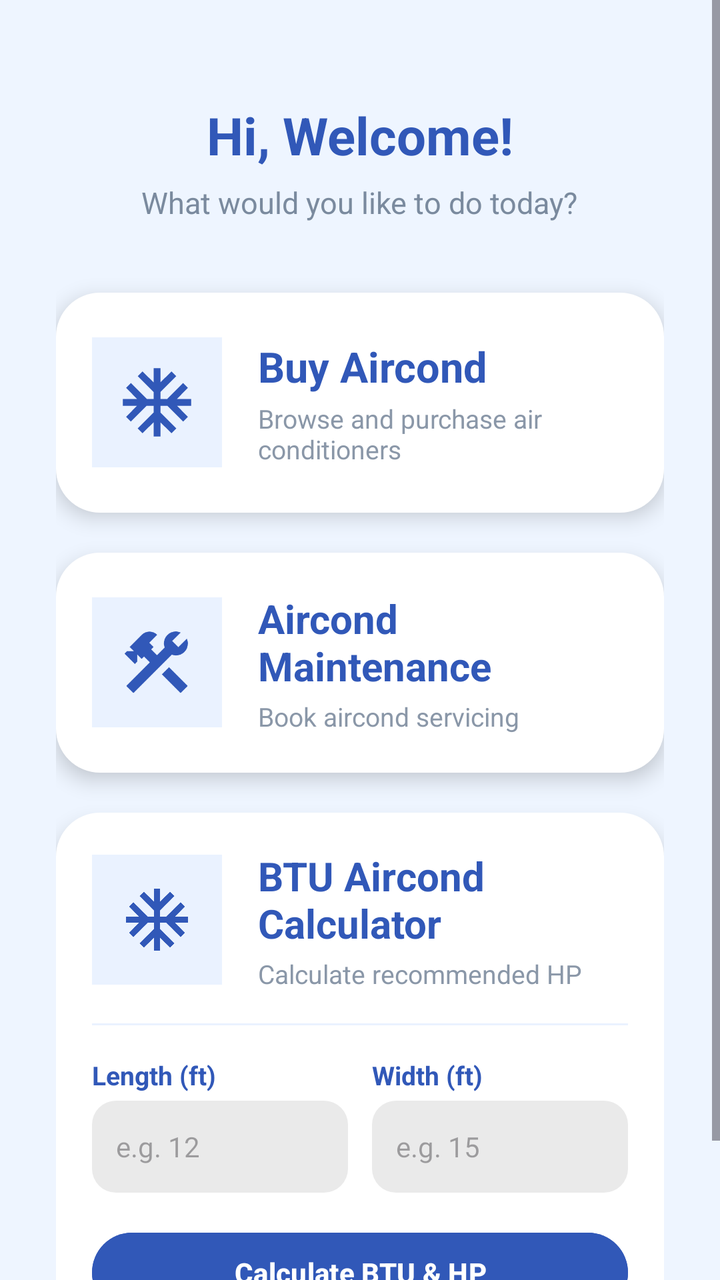
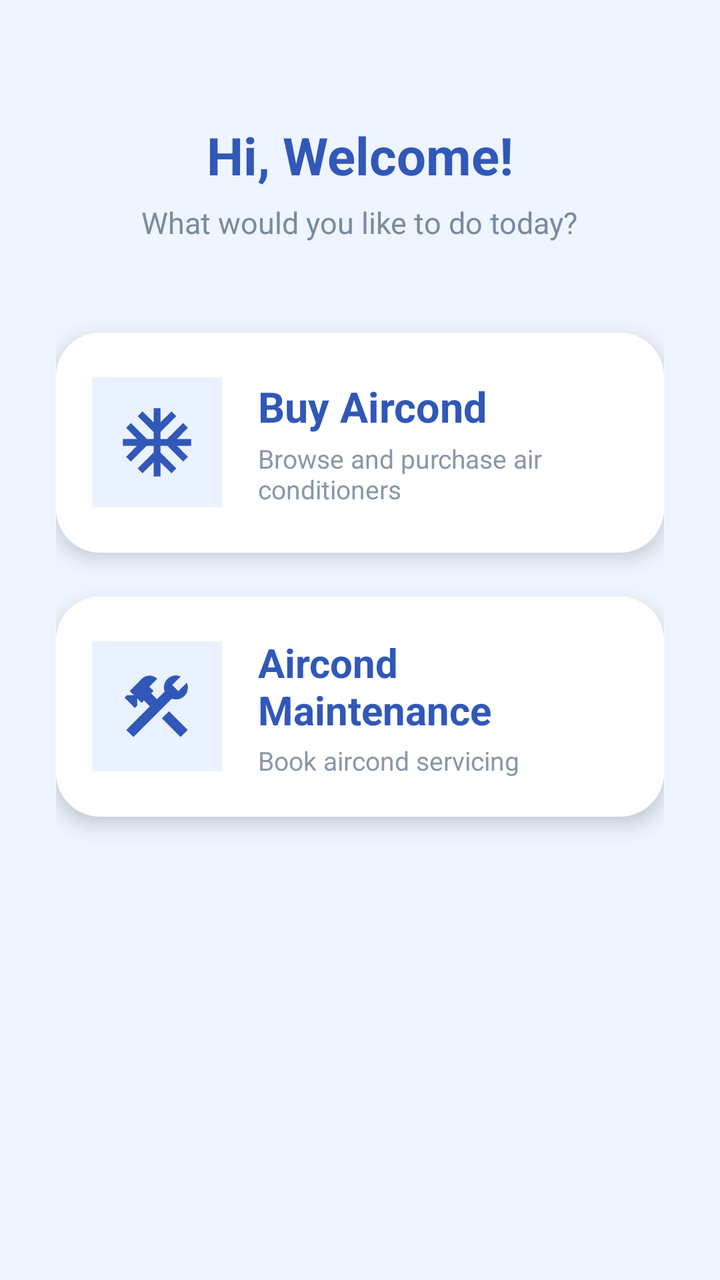

Compare the two renders of this Android layout. The source of the first and the diff that turns it into the second are given below.
<!-- AndroidManifest.xml: application theme Theme.EncikAircond -->
<!-- res/layout/fragment_home.xml -->
<?xml version="1.0" encoding="utf-8"?>
<ScrollView xmlns:android="http://schemas.android.com/apk/res/android"
    xmlns:app="http://schemas.android.com/apk/res-auto"
    android:layout_width="match_parent"
    android:layout_height="match_parent"
    android:background="#EEF5FF"
    android:fillViewport="true">

    <LinearLayout
        android:layout_width="match_parent"
        android:layout_height="wrap_content"
        android:orientation="vertical"
        android:paddingStart="28dp"
        android:paddingEnd="28dp"
        android:paddingTop="50dp"
        android:paddingBottom="40dp">

        <TextView
            android:id="@+id/txtWelcome"
            android:layout_width="wrap_content"
            android:layout_height="wrap_content"
            android:layout_gravity="center"
            android:text="Hi, Welcome!"
            android:textColor="#3158B8"
            android:textSize="26sp"
            android:textStyle="bold" />

        <TextView
            android:id="@+id/txtSubtitle"
            android:layout_width="wrap_content"
            android:layout_height="wrap_content"
            android:layout_gravity="center"
            android:layout_marginTop="6dp"
            android:text="What would you like to do today?"
            android:textColor="#7A8A9E"
            android:textSize="15sp" />

        
        <LinearLayout
            android:id="@+id/cardBuy"
            android:layout_width="match_parent"
            android:layout_height="110dp"
            android:layout_marginTop="35dp"
            android:background="@drawable/card_background"
            android:elevation="6dp"
            android:gravity="center_vertical"
            android:padding="18dp">

            <ImageView
                android:id="@+id/imgBuy"
                android:layout_width="65dp"
                android:layout_height="65dp"
                android:background="#EAF2FF"
                android:contentDescription="@null"
                android:padding="12dp"
                android:src="@drawable/ic_aircond" />

            <LinearLayout
                android:layout_width="wrap_content"
                android:layout_height="wrap_content"
                android:layout_marginStart="18dp"
                android:orientation="vertical">

                <TextView
                    android:layout_width="wrap_content"
                    android:layout_height="wrap_content"
                    android:text="Buy Aircond"
                    android:textColor="#3158B8"
                    android:textSize="21sp"
                    android:textStyle="bold" />

                <TextView
                    android:layout_width="wrap_content"
                    android:layout_height="wrap_content"
                    android:layout_marginTop="3dp"
                    android:text="Browse and purchase air conditioners"
                    android:textColor="#8A97A8"
                    android:textSize="13sp" />

            </LinearLayout>

        </LinearLayout>

        
        <LinearLayout
            android:id="@+id/cardMaintenance"
            android:layout_width="match_parent"
            android:layout_height="110dp"
            android:layout_marginTop="20dp"
            android:background="@drawable/card_background"
            android:elevation="6dp"
            android:gravity="center_vertical"
            android:padding="18dp">

            <ImageView
                android:id="@+id/imgMaintenance"
                android:layout_width="65dp"
                android:layout_height="65dp"
                android:background="#EAF2FF"
                android:contentDescription="@null"
                android:padding="12dp"
                android:src="@drawable/ic_maintenance" />

            <LinearLayout
                android:layout_width="wrap_content"
                android:layout_height="wrap_content"
                android:layout_marginStart="18dp"
                android:orientation="vertical">

                <TextView
                    android:layout_width="wrap_content"
                    android:layout_height="wrap_content"
                    android:text="Aircond Maintenance"
                    android:textColor="#3158B8"
                    android:textSize="20sp"
                    android:textStyle="bold" />

                <TextView
                    android:layout_width="wrap_content"
                    android:layout_height="wrap_content"
                    android:layout_marginTop="3dp"
                    android:text="Book aircond servicing"
                    android:textColor="#8A97A8"
                    android:textSize="13sp" />

            </LinearLayout>

        </LinearLayout>

        
        <LinearLayout
            android:id="@+id/cardCalculator"
            android:layout_width="match_parent"
            android:layout_height="wrap_content"
            android:layout_marginTop="20dp"
            android:background="@drawable/card_background"
            android:elevation="6dp"
            android:orientation="vertical"
            android:padding="18dp">

            
            <LinearLayout
                android:id="@+id/headerCalculator"
                android:layout_width="match_parent"
                android:layout_height="wrap_content"
                android:gravity="center_vertical"
                android:orientation="horizontal">

                <ImageView
                    android:id="@+id/imgCalculator"
                    android:layout_width="65dp"
                    android:layout_height="65dp"
                    android:background="#EAF2FF"
                    android:contentDescription="@null"
                    android:padding="14dp"
                    android:src="@drawable/ic_aircond" />

                <LinearLayout
                    android:layout_width="0dp"
                    android:layout_height="wrap_content"
                    android:layout_marginStart="18dp"
                    android:layout_weight="1"
                    android:orientation="vertical">

                    <TextView
                        android:layout_width="wrap_content"
                        android:layout_height="wrap_content"
                        android:text="BTU Aircond Calculator"
                        android:textColor="#3158B8"
                        android:textSize="20sp"
                        android:textStyle="bold" />

                    <TextView
                        android:layout_width="wrap_content"
                        android:layout_height="wrap_content"
                        android:layout_marginTop="3dp"
                        android:text="Calculate recommended HP"
                        android:textColor="#8A97A8"
                        android:textSize="13sp" />

                </LinearLayout>

            </LinearLayout>

            
            <LinearLayout
                android:id="@+id/layoutCalculatorForm"
                android:layout_width="match_parent"
                android:layout_height="wrap_content"
                android:layout_marginTop="16dp"
                android:orientation="vertical">

                <View
                    android:layout_width="match_parent"
                    android:layout_height="1dp"
                    android:layout_marginBottom="16dp"
                    android:background="#EAF2FF" />

                <LinearLayout
                    android:layout_width="match_parent"
                    android:layout_height="wrap_content"
                    android:orientation="horizontal">

                    
                    <LinearLayout
                        android:layout_width="0dp"
                        android:layout_height="wrap_content"
                        android:layout_marginEnd="6dp"
                        android:layout_weight="1"
                        android:orientation="vertical">

                        <TextView
                            android:layout_width="wrap_content"
                            android:layout_height="wrap_content"
                            android:text="Length (ft)"
                            android:textColor="#3158B8"
                            android:textSize="13sp"
                            android:textStyle="bold" />

                        <EditText
                            android:id="@+id/etRoomLength"
                            android:layout_width="match_parent"
                            android:layout_height="46dp"
                            android:layout_marginTop="4dp"
                            android:background="@drawable/bg_input_grey"
                            android:hint="e.g. 12"
                            android:imeOptions="actionNext"
                            android:inputType="numberDecimal"
                            android:paddingHorizontal="12dp"
                            android:textColor="#2D3748"
                            android:textSize="14sp" />
                    </LinearLayout>

                    
                    <LinearLayout
                        android:layout_width="0dp"
                        android:layout_height="wrap_content"
                        android:layout_marginStart="6dp"
                        android:layout_weight="1"
                        android:orientation="vertical">

                        <TextView
                            android:layout_width="wrap_content"
                            android:layout_height="wrap_content"
                            android:text="Width (ft)"
                            android:textColor="#3158B8"
                            android:textSize="13sp"
                            android:textStyle="bold" />

                        <EditText
                            android:id="@+id/etRoomWidth"
                            android:layout_width="match_parent"
                            android:layout_height="46dp"
                            android:layout_marginTop="4dp"
                            android:background="@drawable/bg_input_grey"
                            android:hint="e.g. 15"
                            android:imeOptions="actionDone"
                            android:inputType="numberDecimal"
                            android:paddingHorizontal="12dp"
                            android:textColor="#2D3748"
                            android:textSize="14sp" />
                    </LinearLayout>

                </LinearLayout>

                
                <Button
                    android:id="@+id/btnCalculateBtu"
                    android:layout_width="match_parent"
                    android:layout_height="48dp"
                    android:layout_marginTop="16dp"
                    android:backgroundTint="#3158B8"
                    android:text="Calculate BTU &amp; HP"
                    android:textAllCaps="false"
                    android:textColor="#FFFFFF"
                    android:textSize="14sp"
                    android:textStyle="bold" />

                
                <LinearLayout
                    android:id="@+id/layoutBtuResult"
                    android:layout_width="match_parent"
                    android:layout_height="wrap_content"
                    android:layout_marginTop="16dp"
                    android:background="#F0F5FF"
                    android:orientation="vertical"
                    android:padding="14dp"
                    android:visibility="gone">

                    <TextView
                        android:id="@+id/txtRoomArea"
                        android:layout_width="wrap_content"
                        android:layout_height="wrap_content"
                        android:text="Room Area: -"
                        android:textColor="#2D3748"
                        android:textSize="14sp" />

                    <TextView
                        android:id="@+id/txtRequiredBtu"
                        android:layout_width="wrap_content"
                        android:layout_height="wrap_content"
                        android:layout_marginTop="4dp"
                        android:text="Required BTU: -"
                        android:textColor="#2D3748"
                        android:textSize="14sp" />

                    <TextView
                        android:id="@+id/txtRecommendedHp"
                        android:layout_width="wrap_content"
                        android:layout_height="wrap_content"
                        android:layout_marginTop="6dp"
                        android:text="Recommended: -"
                        android:textColor="#3158B8"
                        android:textSize="16sp"
                        android:textStyle="bold" />

                </LinearLayout>

            </LinearLayout>

        </LinearLayout>

    </LinearLayout>

</ScrollView>
<!-- resources referenced by this layout -->
<resources>
  <!-- drawable bg_input_grey (drawable) -->
  <?xml version="1.0" encoding="utf-8"?>
  <shape xmlns:android="http://schemas.android.com/apk/res/android"
      android:shape="rectangle">
      <solid android:color="#EAEAEA" />
      <corners android:radius="12dp" />
  </shape>
  <!-- drawable card_background (drawable) -->
  <?xml version="1.0" encoding="utf-8"?>
  <shape xmlns:android="http://schemas.android.com/apk/res/android">
  
      <solid android:color="#FFFFFF"/>
  
      <corners android:radius="22dp"/>
  
  </shape>
  <!-- drawable ic_aircond (drawable) -->
  <vector xmlns:android="http://schemas.android.com/apk/res/android" android:height="24dp" android:tint="#3158B8" android:viewportHeight="960" android:viewportWidth="960" android:width="24dp">
        
      <path android:fillColor="@android:color/white" android:pathData="M440,880L440,714L310,842L254,786L440,600L440,520L360,520L174,706L118,650L246,520L80,520L80,440L246,440L118,310L174,254L360,440L440,440L440,360L254,174L310,118L440,246L440,80L520,80L520,246L650,118L706,174L520,360L520,440L600,440L786,254L842,310L714,440L880,440L880,520L714,520L842,650L786,706L600,520L520,520L520,600L706,786L650,842L520,714L520,880L440,880Z"/>
      
  </vector>
  <!-- drawable ic_maintenance (drawable) -->
  <vector xmlns:android="http://schemas.android.com/apk/res/android" android:height="24dp" android:tint="#3158B8" android:viewportHeight="960" android:viewportWidth="960" android:width="24dp">
        
      <path android:fillColor="@android:color/white" android:pathData="M756,840L537,621L621,537L840,756L756,840ZM204,840L120,756L396,480L328,412L300,440L249,389L249,471L221,499L100,378L128,350L210,350L160,300L302,158Q322,138 345,129Q368,120 392,120Q416,120 439,129Q462,138 482,158L390,250L440,300L412,328L480,396L570,306Q566,295 563.5,283Q561,271 561,259Q561,200 601.5,159.5Q642,119 701,119Q716,119 729.5,122Q743,125 757,131L658,230L730,302L829,203Q836,217 838.5,230.5Q841,244 841,259Q841,318 800.5,358.5Q760,399 701,399Q689,399 677,397Q665,395 654,390L204,840Z"/>
      
  </vector>
  <style name="Theme.EncikAircond" parent="Base.Theme.EncikAircond" />
  <style name="Base.Theme.EncikAircond" parent="Theme.Material3.DayNight.NoActionBar">
          
      </style>
</resources>

<!-- the commit's change to res/layout/fragment_home.xml (unified diff, before → after) -->
@@ -12,8 +12,7 @@
         android:orientation="vertical"
         android:paddingStart="28dp"
         android:paddingEnd="28dp"
-        android:paddingTop="50dp"
-        android:paddingBottom="40dp">
+        android:paddingTop="60dp">
 
         <TextView
             android:id="@+id/txtWelcome"
@@ -40,7 +39,7 @@
             android:id="@+id/cardBuy"
             android:layout_width="match_parent"
             android:layout_height="110dp"
-            android:layout_marginTop="35dp"
+            android:layout_marginTop="45dp"
             android:background="@drawable/card_background"
             android:elevation="6dp"
             android:gravity="center_vertical"
@@ -86,7 +85,7 @@
             android:id="@+id/cardMaintenance"
             android:layout_width="match_parent"
             android:layout_height="110dp"
-            android:layout_marginTop="20dp"
+            android:layout_marginTop="22dp"
             android:background="@drawable/card_background"
             android:elevation="6dp"
             android:gravity="center_vertical"
@@ -127,199 +126,6 @@
 
         </LinearLayout>
 
-        
-        <LinearLayout
-            android:id="@+id/cardCalculator"
-            android:layout_width="match_parent"
-            android:layout_height="wrap_content"
-            android:layout_marginTop="20dp"
-            android:background="@drawable/card_background"
-            android:elevation="6dp"
-            android:orientation="vertical"
-            android:padding="18dp">
-
-            
-            <LinearLayout
-                android:id="@+id/headerCalculator"
-                android:layout_width="match_parent"
-                android:layout_height="wrap_content"
-                android:gravity="center_vertical"
-                android:orientation="horizontal">
-
-                <ImageView
-                    android:id="@+id/imgCalculator"
-                    android:layout_width="65dp"
-                    android:layout_height="65dp"
-                    android:background="#EAF2FF"
-                    android:contentDescription="@null"
-                    android:padding="14dp"
-                    android:src="@drawable/ic_aircond" />
-
-                <LinearLayout
-                    android:layout_width="0dp"
-                    android:layout_height="wrap_content"
-                    android:layout_marginStart="18dp"
-                    android:layout_weight="1"
-                    android:orientation="vertical">
-
-                    <TextView
-                        android:layout_width="wrap_content"
-                        android:layout_height="wrap_content"
-                        android:text="BTU Aircond Calculator"
-                        android:textColor="#3158B8"
-                        android:textSize="20sp"
-                        android:textStyle="bold" />
-
-                    <TextView
-                        android:layout_width="wrap_content"
-                        android:layout_height="wrap_content"
-                        android:layout_marginTop="3dp"
-                        android:text="Calculate recommended HP"
-                        android:textColor="#8A97A8"
-                        android:textSize="13sp" />
-
-                </LinearLayout>
-
-            </LinearLayout>
-
-            
-            <LinearLayout
-                android:id="@+id/layoutCalculatorForm"
-                android:layout_width="match_parent"
-                android:layout_height="wrap_content"
-                android:layout_marginTop="16dp"
-                android:orientation="vertical">
-
-                <View
-                    android:layout_width="match_parent"
-                    android:layout_height="1dp"
-                    android:layout_marginBottom="16dp"
-                    android:background="#EAF2FF" />
-
-                <LinearLayout
-                    android:layout_width="match_parent"
-                    android:layout_height="wrap_content"
-                    android:orientation="horizontal">
-
-                    
-                    <LinearLayout
-                        android:layout_width="0dp"
-                        android:layout_height="wrap_content"
-                        android:layout_marginEnd="6dp"
-                        android:layout_weight="1"
-                        android:orientation="vertical">
-
-                        <TextView
-                            android:layout_width="wrap_content"
-                            android:layout_height="wrap_content"
-                            android:text="Length (ft)"
-                            android:textColor="#3158B8"
-                            android:textSize="13sp"
-                            android:textStyle="bold" />
-
-                        <EditText
-                            android:id="@+id/etRoomLength"
-                            android:layout_width="match_parent"
-                            android:layout_height="46dp"
-                            android:layout_marginTop="4dp"
-                            android:background="@drawable/bg_input_grey"
-                            android:hint="e.g. 12"
-                            android:imeOptions="actionNext"
-                            android:inputType="numberDecimal"
-                            android:paddingHorizontal="12dp"
-                            android:textColor="#2D3748"
-                            android:textSize="14sp" />
-                    </LinearLayout>
-
-                    
-                    <LinearLayout
-                        android:layout_width="0dp"
-                        android:layout_height="wrap_content"
-                        android:layout_marginStart="6dp"
-                        android:layout_weight="1"
-                        android:orientation="vertical">
-
-                        <TextView
-                            android:layout_width="wrap_content"
-                            android:layout_height="wrap_content"
-                            android:text="Width (ft)"
-                            android:textColor="#3158B8"
-                            android:textSize="13sp"
-                            android:textStyle="bold" />
-
-                        <EditText
-                            android:id="@+id/etRoomWidth"
-                            android:layout_width="match_parent"
-                            android:layout_height="46dp"
-                            android:layout_marginTop="4dp"
-                            android:background="@drawable/bg_input_grey"
-                            android:hint="e.g. 15"
-                            android:imeOptions="actionDone"
-                            android:inputType="numberDecimal"
-                            android:paddingHorizontal="12dp"
-                            android:textColor="#2D3748"
-                            android:textSize="14sp" />
-                    </LinearLayout>
-
-                </LinearLayout>
-
-                
-                <Button
-                    android:id="@+id/btnCalculateBtu"
-                    android:layout_width="match_parent"
-                    android:layout_height="48dp"
-                    android:layout_marginTop="16dp"
-                    android:backgroundTint="#3158B8"
-                    android:text="Calculate BTU &amp; HP"
-                    android:textAllCaps="false"
-                    android:textColor="#FFFFFF"
-                    android:textSize="14sp"
-                    android:textStyle="bold" />
-
-                
-                <LinearLayout
-                    android:id="@+id/layoutBtuResult"
-                    android:layout_width="match_parent"
-                    android:layout_height="wrap_content"
-                    android:layout_marginTop="16dp"
-                    android:background="#F0F5FF"
-                    android:orientation="vertical"
-                    android:padding="14dp"
-                    android:visibility="gone">
-
-                    <TextView
-                        android:id="@+id/txtRoomArea"
-                        android:layout_width="wrap_content"
-                        android:layout_height="wrap_content"
-                        android:text="Room Area: -"
-                        android:textColor="#2D3748"
-                        android:textSize="14sp" />
-
-                    <TextView
-                        android:id="@+id/txtRequiredBtu"
-                        android:layout_width="wrap_content"
-                        android:layout_height="wrap_content"
-                        android:layout_marginTop="4dp"
-                        android:text="Required BTU: -"
-                        android:textColor="#2D3748"
-                        android:textSize="14sp" />
-
-                    <TextView
-                        android:id="@+id/txtRecommendedHp"
-                        android:layout_width="wrap_content"
-                        android:layout_height="wrap_content"
-                        android:layout_marginTop="6dp"
-                        android:text="Recommended: -"
-                        android:textColor="#3158B8"
-                        android:textSize="16sp"
-                        android:textStyle="bold" />
-
-                </LinearLayout>
-
-            </LinearLayout>
-
-        </LinearLayout>
-
     </LinearLayout>
 
 </ScrollView>
<!-- resource entries referenced after the edit -->
@@ -1,12 +1,5 @@
 <!-- resources referenced by this layout -->
 <resources>
-  <!-- drawable bg_input_grey (drawable) -->
-  <?xml version="1.0" encoding="utf-8"?>
-  <shape xmlns:android="http://schemas.android.com/apk/res/android"
-      android:shape="rectangle">
-      <solid android:color="#EAEAEA" />
-      <corners android:radius="12dp" />
-  </shape>
   <!-- drawable card_background (drawable) -->
   <?xml version="1.0" encoding="utf-8"?>
   <shape xmlns:android="http://schemas.android.com/apk/res/android">
